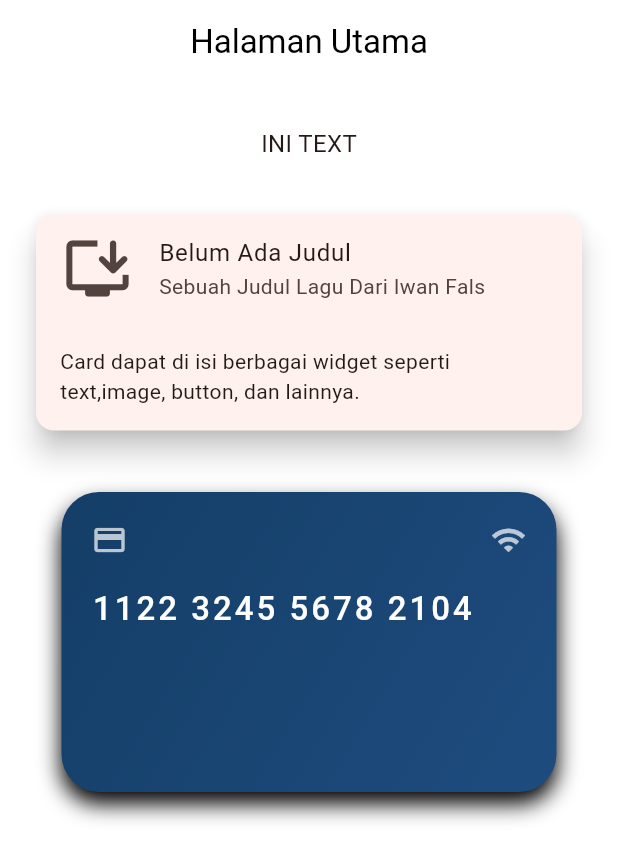
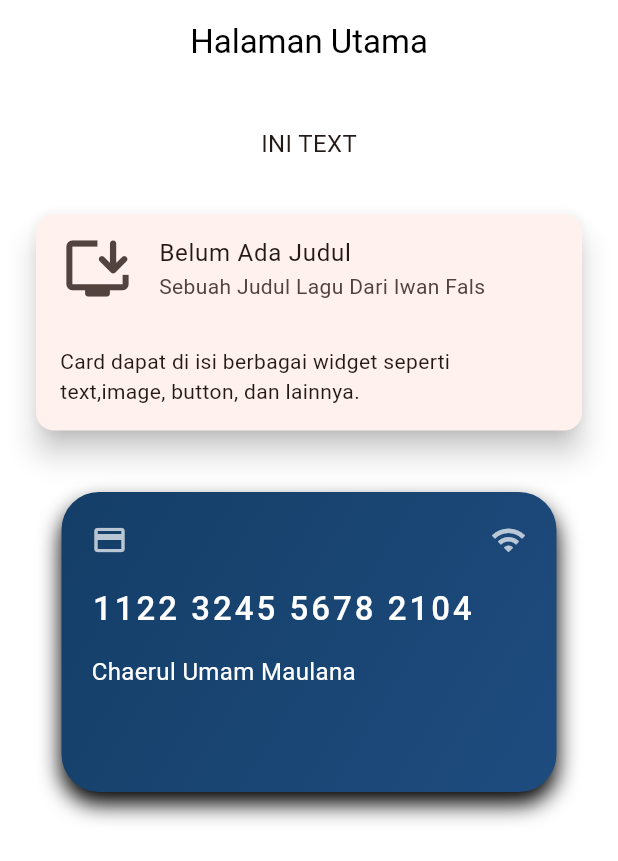
Before and after one commit to ChaerulUmamMaulana/tugas_week_8, a Flutter app: the screen it shows after launch, on a phone screen of 412 x 824 dp. Shown: the top 861 px of the screen. Run offline on Flutter 3.47's test engine with Material 3 defaults, Android fonts, the phone set to English and light mode, and no system bars.

Commit message:
membuat text nama pemilik kartu setelah text nomor rekening

```diff
--- a/lib/pages/page_card_01.dart
+++ b/lib/pages/page_card_01.dart
@@ -93,6 +93,14 @@ class PageCard01 extends StatelessWidget {
                           fontWeight: FontWeight.w500,
                         ),
                       ),
+                    SizedBox(height: 15),
+                     Text(
+                        "Chaerul Umam Maulana",
+                        style: TextStyle(
+                          color: Colors.white,
+                          fontSize: 16,
+                        ),
+                      ),
 
                     ],
                     ),
```
